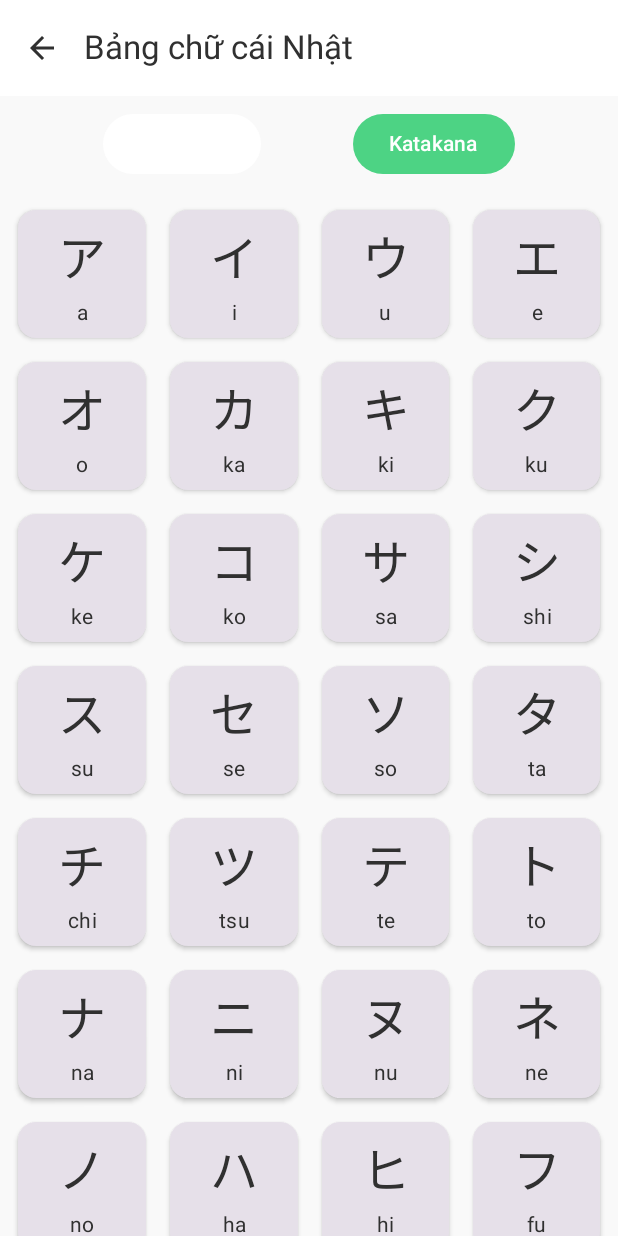
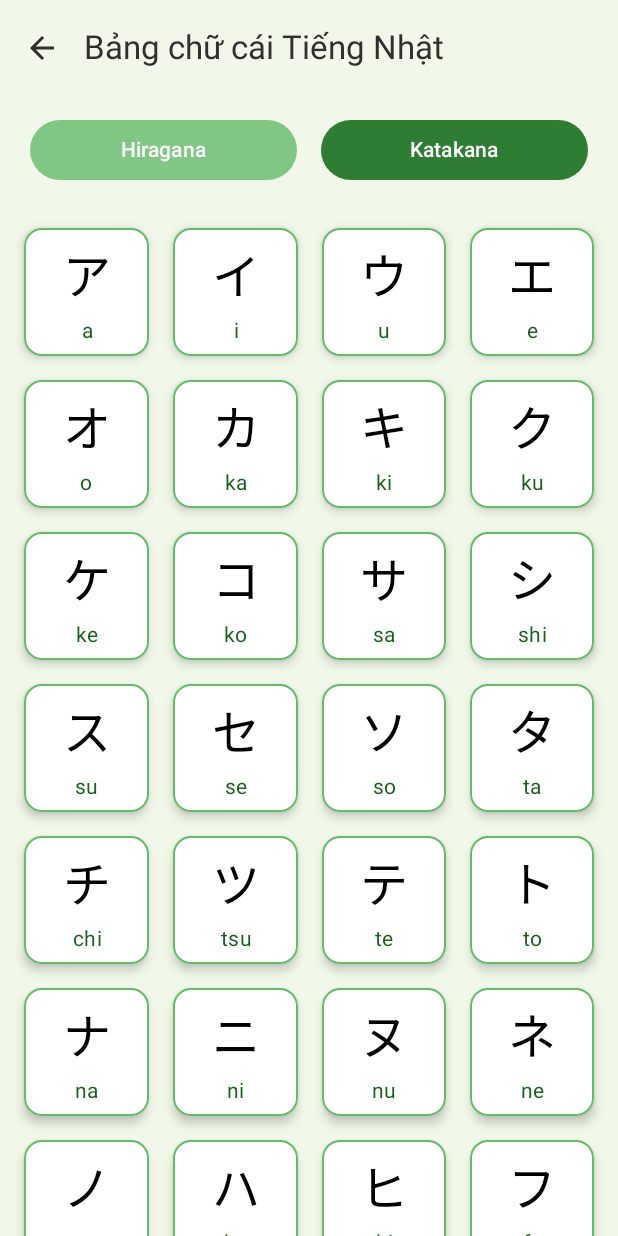
Before and after one commit to MaiVanTinh17072005/Ung_dung_android_DA3, an Android app built with Jetpack Compose: the BangChuCaiScreen screen opened through its navigation route, after a tap on "Katakana", on a phone screen of 412 x 824 dp. Run offline under Robolectric (Android 15) with nearby library versions, the phone set to English and light mode, and no system bars; our stand-ins replace Dagger/Hilt's generated code; pictures from the network do not load.

Commit message:
Tinh fix layout bang chu cai

```diff
--- a/app/src/main/java/com/example/learnjapanese/screens/alphabet/AlphabetScreen.kt
+++ b/app/src/main/java/com/example/learnjapanese/screens/alphabet/AlphabetScreen.kt
@@ -24,17 +24,25 @@ fun BangChuCaiScreen(
 ) {
     var selectedType by remember { mutableStateOf(CharacterType.HIRAGANA) }
 
+    val lightGreen = Color(0xFFF1F8E9)  // Much lighter green background (almost white)
+    val mediumGreen = Color(0xFF81C784)  // Medium green for buttons
+    val darkGreen = Color(0xFF2E7D32)    // Dark green for selected state
+
     Scaffold(
         topBar = {
             TopAppBar(
-                title = { Text("Bảng chữ cái Nhật") },
+                title = { Text("Bảng chữ cái Tiếng Nhật") },
                 navigationIcon = {
                     IconButton(onClick = onBack) {
                         Icon(Icons.Default.ArrowBack, "Back")
                     }
-                }
+                },
+                colors = TopAppBarDefaults.topAppBarColors(
+                    containerColor = lightGreen
+                )
             )
-        }
+        },
+        containerColor = lightGreen
     ) { padding ->
         Column(
             modifier = Modifier
@@ -45,37 +53,39 @@ fun BangChuCaiScreen(
             Row(
                 modifier = Modifier
                     .fillMaxWidth()
-                    .padding(8.dp),
+                    .padding(12.dp),
                 horizontalArrangement = Arrangement.SpaceEvenly
             ) {
                 Button(
                     onClick = { selectedType = CharacterType.HIRAGANA },
                     colors = ButtonDefaults.buttonColors(
                         containerColor = if (selectedType == CharacterType.HIRAGANA)
-                            MaterialTheme.colorScheme.primary
+                            darkGreen
                         else
-                            MaterialTheme.colorScheme.surface
-                    )
+                            mediumGreen
+                    ),
+                    modifier = Modifier.weight(1f).padding(horizontal = 8.dp)
                 ) {
-                    Text("Hiragana")
+                    Text("Hiragana", color = Color.White)
                 }
                 Button(
                     onClick = { selectedType = CharacterType.KATAKANA },
                     colors = ButtonDefaults.buttonColors(
                         containerColor = if (selectedType == CharacterType.KATAKANA)
-                            MaterialTheme.colorScheme.primary
+                            darkGreen
                         else
-                            MaterialTheme.colorScheme.surface
-                    )
+                            mediumGreen
+                    ),
+                    modifier = Modifier.weight(1f).padding(horizontal = 8.dp)
                 ) {
-                    Text("Katakana")
+                    Text("Katakana", color = Color.White)
                 }
             }
 
             // Character grid
             LazyVerticalGrid(
                 columns = GridCells.Fixed(4),
-                contentPadding = PaddingValues(8.dp),
+                contentPadding = PaddingValues(12.dp),
                 horizontalArrangement = Arrangement.spacedBy(8.dp),
                 verticalArrangement = Arrangement.spacedBy(8.dp),
                 modifier = Modifier.fillMaxSize()
@@ -98,7 +108,11 @@ fun CharacterCard(character: JapaneseCharacter) {
         modifier = Modifier
             .padding(4.dp)
             .size(85.dp),
-        elevation = CardDefaults.cardElevation(defaultElevation = 2.dp)
+        elevation = CardDefaults.cardElevation(defaultElevation = 4.dp),
+        colors = CardDefaults.cardColors(
+            containerColor = Color.White
+        ),
+        border = BorderStroke(1.dp, Color(0xFF66BB6A))
     ) {
         Column(
             modifier = Modifier
@@ -113,13 +127,15 @@ fun CharacterCard(character: JapaneseCharacter) {
                     MaterialTheme.typography.titleLarge
                 else
                     MaterialTheme.typography.headlineLarge,
-                textAlign = TextAlign.Center
+                textAlign = TextAlign.Center,
+                color = Color.Black
             )
             Spacer(modifier = Modifier.height(4.dp))
             Text(
                 text = character.romaji,
                 style = MaterialTheme.typography.bodyMedium,
-                textAlign = TextAlign.Center
+                textAlign = TextAlign.Center,
+                color = Color(0xFF1B5E20)  // Dark green for romaji
             )
         }
     }
```
